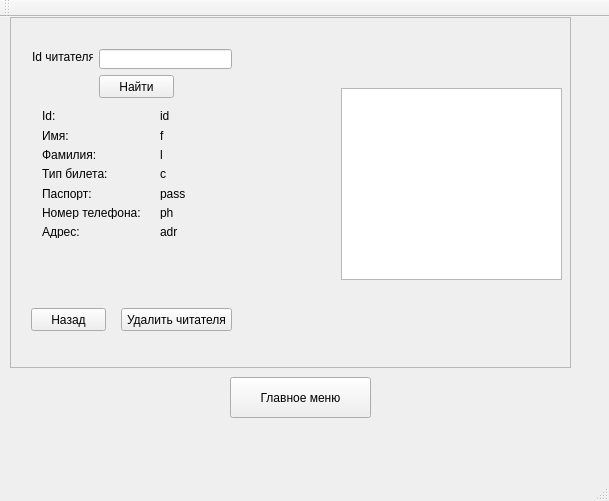
First picture: the form in ui/mainwindow.ui, repository minmaxv/leti_library_qt, before the edit.
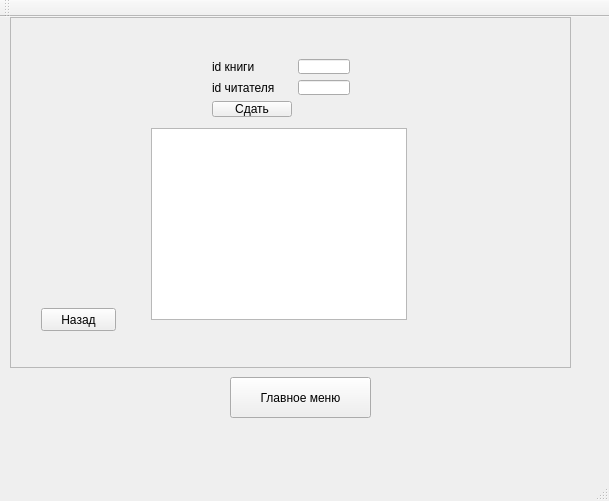
Second picture: the form after the edit. The open tabs and pages were chosen to show the change.

Commit message: Add in/out books and fine counting

The edit to the form file:
```diff
--- a/ui/mainwindow.ui
+++ b/ui/mainwindow.ui
@@ -364,7 +364,7 @@
         <x>20</x>
         <y>80</y>
         <width>251</width>
-        <height>151</height>
+        <height>164</height>
        </rect>
       </property>
       <layout class="QVBoxLayout" name="verticalLayout_3">
@@ -957,6 +957,80 @@
         </widget>
        </item>
       </layout>
+     </widget>
+     <widget class="QTableView" name="tableOutView">
+      <property name="geometry">
+       <rect>
+        <x>140</x>
+        <y>110</y>
+        <width>256</width>
+        <height>192</height>
+       </rect>
+      </property>
+     </widget>
+    </widget>
+    <widget class="QWidget" name="page">
+     <widget class="QWidget" name="formLayoutWidget_4">
+      <property name="geometry">
+       <rect>
+        <x>190</x>
+        <y>30</y>
+        <width>160</width>
+        <height>80</height>
+       </rect>
+      </property>
+      <layout class="QFormLayout" name="formLayout_4">
+       <item row="0" column="0">
+        <widget class="QLabel" name="idOutBook_2">
+         <property name="text">
+          <string>id книги</string>
+         </property>
+        </widget>
+       </item>
+       <item row="0" column="1">
+        <widget class="QLineEdit" name="idInBookEdit"/>
+       </item>
+       <item row="1" column="0">
+        <widget class="QLabel" name="idOutReader_2">
+         <property name="text">
+          <string>id читателя</string>
+         </property>
+        </widget>
+       </item>
+       <item row="1" column="1">
+        <widget class="QLineEdit" name="idInReaderEdit"/>
+       </item>
+       <item row="2" column="0">
+        <widget class="QPushButton" name="inBookButton">
+         <property name="text">
+          <string>Сдать</string>
+         </property>
+        </widget>
+       </item>
+      </layout>
+     </widget>
+     <widget class="QPushButton" name="backToBookButtoN_2">
+      <property name="geometry">
+       <rect>
+        <x>30</x>
+        <y>290</y>
+        <width>75</width>
+        <height>23</height>
+       </rect>
+      </property>
+      <property name="text">
+       <string>Назад</string>
+      </property>
+     </widget>
+     <widget class="QTableView" name="tableInView">
+      <property name="geometry">
+       <rect>
+        <x>140</x>
+        <y>110</y>
+        <width>256</width>
+        <height>192</height>
+       </rect>
+      </property>
      </widget>
     </widget>
    </widget>
```
Left out of the diff: 22 changed lines with no effect on the pictures. The commit also changes 4 other files.
